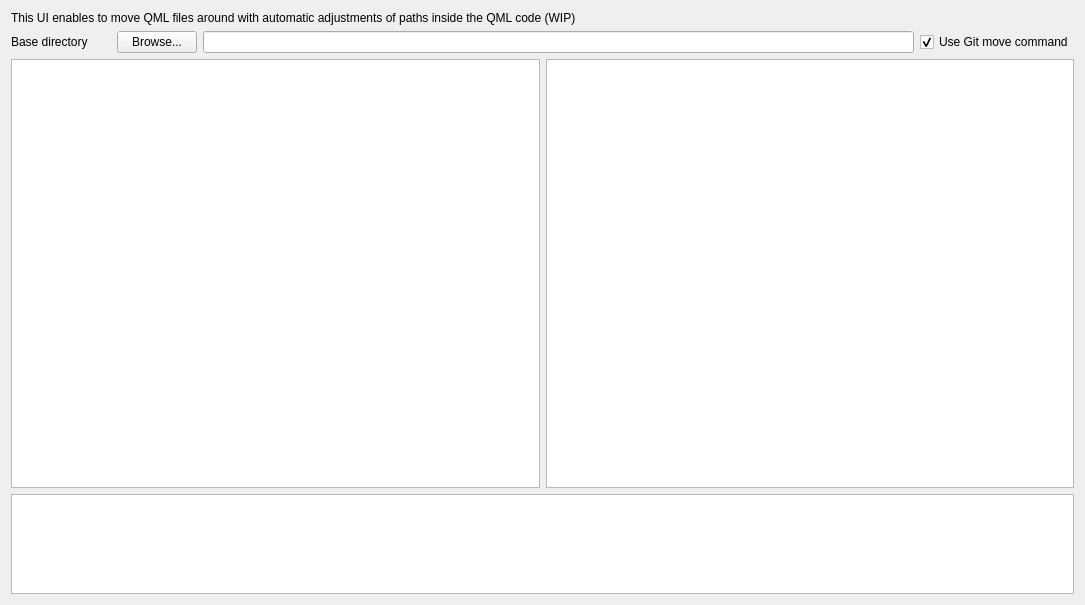
First picture: the form in QMLAnalyzer/forms/CFolderView.ui, repository Jango73/QMLAnalyzer, before the edit.
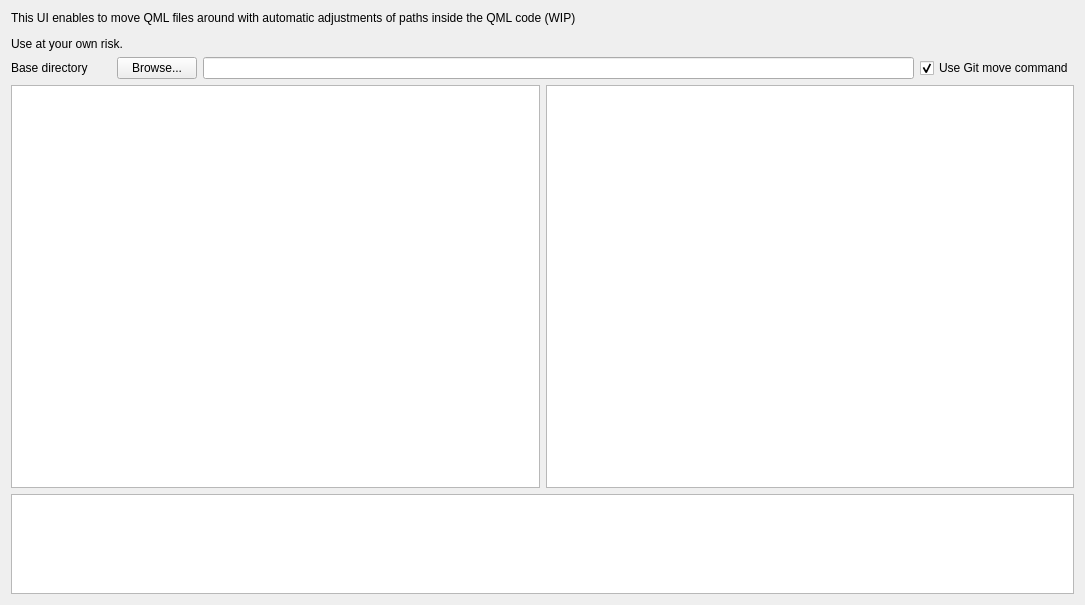
Second picture: the form after the edit.

The edit to the form file:
```diff
--- a/QMLAnalyzer/forms/CFolderView.ui
+++ b/QMLAnalyzer/forms/CFolderView.ui
@@ -17,7 +17,7 @@
    <item>
     <widget class="QLabel" name="label_2">
      <property name="text">
-      <string>This UI enables to move QML files around with automatic adjustments of paths inside the QML code (WIP)</string>
+      <string>&lt;html&gt;&lt;head/&gt;&lt;body&gt;&lt;p&gt;This UI enables to move QML files around with automatic adjustments of paths inside the QML code (WIP)&lt;/p&gt;&lt;p&gt;Use at your own risk.&lt;/p&gt;&lt;/body&gt;&lt;/html&gt;</string>
      </property>
     </widget>
    </item>
```
